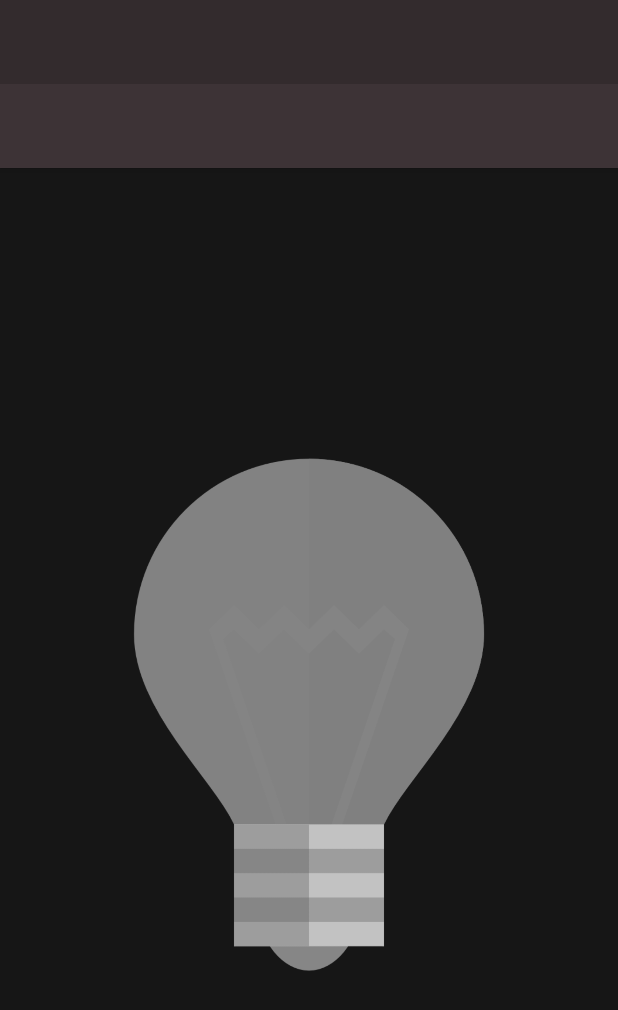
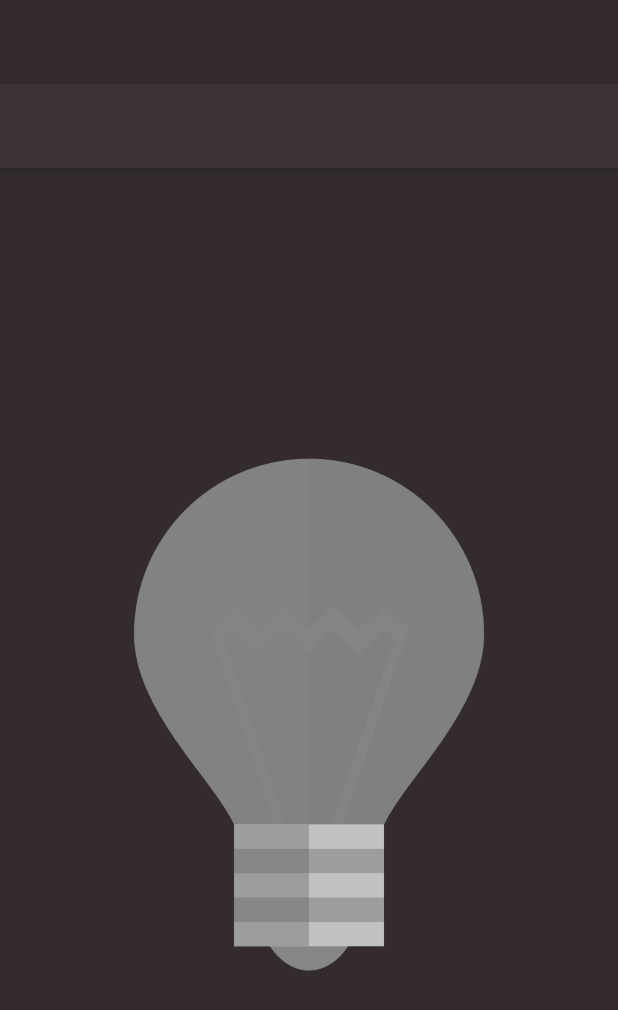
Before and after one commit to svetaz/FlatLight, an Android app: the layout activity_main.xml on its own in the app's theme, with its tools: preview values and no code run, on a phone screen of 412 x 824 dp. Shown: the top 1010 px of the screen. Run offline under Robolectric (Android 15) with nearby library versions, the light colour scheme and no system bars.

Commit message:
Dodat screen brightness

```diff
--- a/app/src/main/AndroidManifest.xml
+++ b/app/src/main/AndroidManifest.xml
@@ -2,6 +2,7 @@
 <manifest xmlns:android="http://schemas.android.com/apk/res/android"
           package="studio.kucuela.lightbulb">
 
+    <uses-sdk android:minSdkVersion="21"/>
     <uses-permission android:name="android.permission.CAMERA"/>
     <uses-permission android:name="android.permission.FLASHLIGHT"/>
     <uses-feature android:name="android.hardware.sensor.accelerometer" android:required="true" />
--- a/app/src/main/res/layout/content_main.xml
+++ b/app/src/main/res/layout/content_main.xml
@@ -6,7 +6,7 @@
     xmlns:tools="http://schemas.android.com/tools"
     android:layout_width="match_parent"
     android:layout_height="match_parent"
-    android:background="#161616"
+    android:background="#332b2d"
     app:layout_behavior="@string/appbar_scrolling_view_behavior"
     tools:context="studio.kucuela.lightbulb.MainActivity"
     tools:showIn="@layout/app_bar_main">
@@ -115,4 +115,8 @@
 
 
 
+
+
+
+
 </android.support.constraint.ConstraintLayout>
--- a/app/src/main/res/menu/activity_main_drawer.xml
+++ b/app/src/main/res/menu/activity_main_drawer.xml
@@ -19,8 +19,13 @@
 
         <item
             android:id="@+id/nav_share"
-            android:icon="@drawable/ic_thumb_up_black_24dp"
+            android:icon="@drawable/ic_menu_share"
             android:title="Share this app"/>
+
+        <item
+            android:id="@+id/nav_feedback"
+            android:icon="@drawable/ic_feedback_black_24dp"
+            android:title="Send feedback"/>
 
 
     </group>
--- a/app/src/main/res/values/colors.xml
+++ b/app/src/main/res/values/colors.xml
@@ -6,6 +6,6 @@
 
 
 
-    <color name="whitedark">#cfcfcf</color>
+    <color name="whitedark">#dfdfdf</color>
 
 </resources>
--- a/app/src/main/res/values/strings.xml
+++ b/app/src/main/res/values/strings.xml
@@ -1,5 +1,5 @@
 <resources>
-    <string name="app_name">Simple Flashlight</string>
+    <string name="app_name">Minimal Flashlight</string>
 
     <string name="navigation_drawer_open">Open navigation drawer</string>
     <string name="navigation_drawer_close">Close navigation drawer</string>
```
Also changed, not shown: app/src/main/java/studio/kucuela/lightbulb/MainActivity.java (+20 -23 lines).
